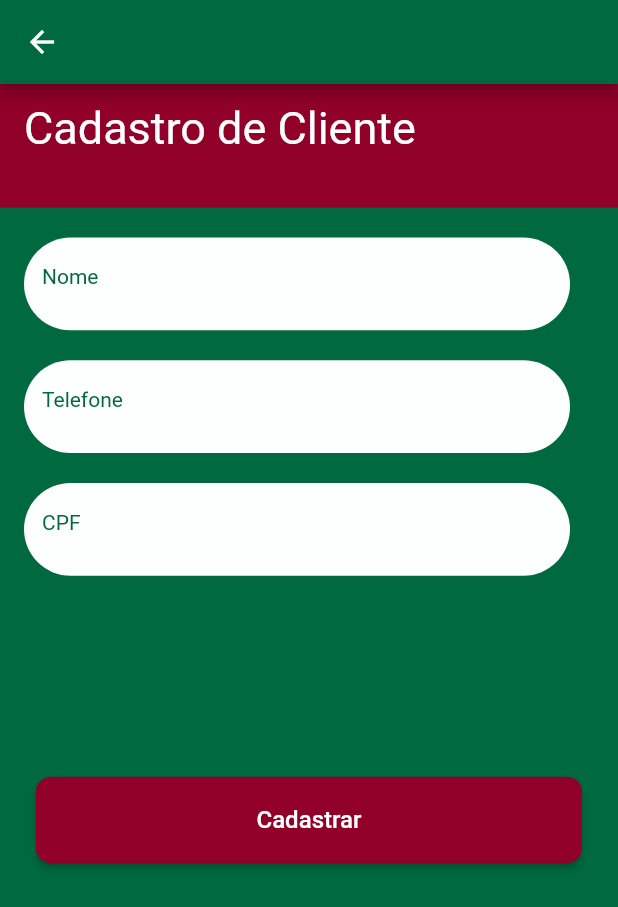
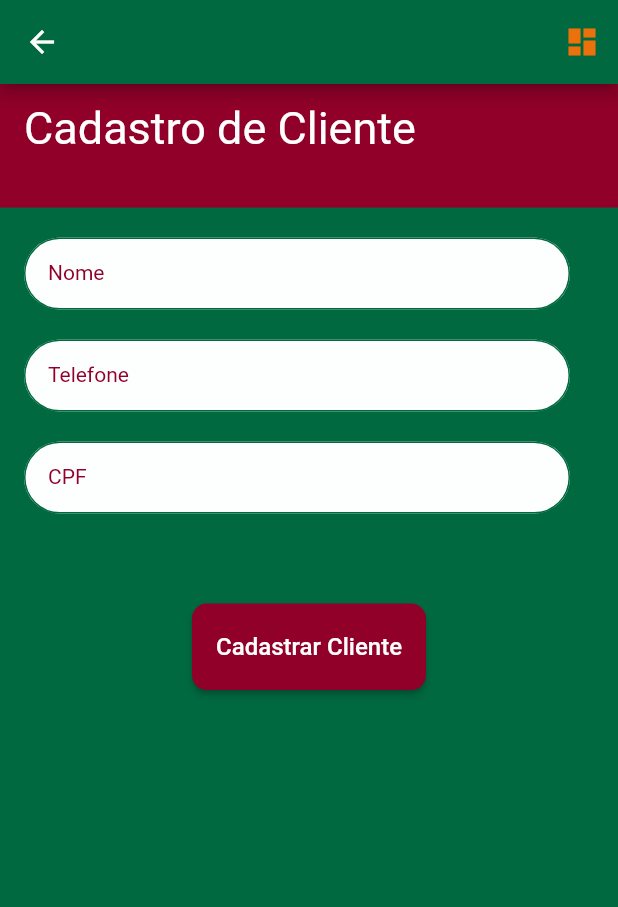
Before and after one commit to netomarques/gerenciamento_vendas, a Flutter app: the CadastroCliente screen opened by its route, on a phone screen of 412 x 824 dp. Shown: the top 907 px of the screen. Run offline on Flutter 3.47's test engine with Material 2 defaults, Android fonts, the phone set to English and light mode, and no system bars; our stand-ins replace fluttertoast.

Commit message:
Cadastro de Cliente - Dados do cliente atráves do formulário armazenados na lista.

```diff
--- a/lib/api/vendas_api.dart
+++ b/lib/api/vendas_api.dart
@@ -411,12 +411,20 @@ class VendasApi {
     _vendas[venda.id.toString()] = venda;
   }
 
+  void adicionarCliente(Cliente cliente) {
+    _clientes[cliente.id.toString()] = cliente;
+  }
+
   void removerVenda(int idVenda) {
     _vendas.remove(idVenda.toString());
   }
 
   int gerarId() {
     return _vendas.values.last.id + 1;
+  }
+
+  int gerarIdCliente() {
+    return _clientes.values.last.id + 1;
   }
 
   List<Abatimento> abatimentosVenda(int idVenda) {
--- a/lib/model/cliente.dart
+++ b/lib/model/cliente.dart
@@ -1,8 +1,8 @@
 class Cliente {
-  final int id;
-  final String nome;
-  final String telefone;
-  final String cpf;
+  int id;
+  String nome;
+  String telefone;
+  String cpf;
 
   Cliente(
       {required this.id,
--- a/lib/pages/cadastro_cliente.dart
+++ b/lib/pages/cadastro_cliente.dart
@@ -1,6 +1,10 @@
 import 'package:flutter/material.dart';
+import 'package:vendas_gerenciamento/api/vendas_api.dart';
+import 'package:vendas_gerenciamento/model/cliente.dart';
+import 'package:vendas_gerenciamento/utils/nav.dart';
 import 'package:vendas_gerenciamento/widgets/acoes_text_button.dart';
-import 'package:vendas_gerenciamento/widgets/app_text_form_field.dart';
+import 'package:vendas_gerenciamento/widgets/app_text_form_field2.dart';
+import 'package:intl/intl.dart';
 
 class CadastroCliente extends StatefulWidget {
   const CadastroCliente({super.key});
@@ -10,17 +14,43 @@ class CadastroCliente extends StatefulWidget {
 }
 
 class _CadastroClienteState extends State<CadastroCliente> {
-  Size size = const Size(0, 0);
+  final _formKey = GlobalKey<FormState>();
+  late final TextEditingController _textNomeController;
+  late final TextEditingController _numTelefoneController;
+  late final TextEditingController _numCpfController;
+  late Cliente _cliente;
+
+  final DateFormat _dateFormat = DateFormat('dd/MM/yy');
+
+  late double _largura;
+  late double _altura;
+
+  @override
+  void initState() {
+    super.initState();
+    _carregarDados();
+  }
 
   @override
   Widget build(BuildContext context) {
-    size = MediaQuery.of(context).size;
+    _largura = MediaQuery.of(context).size.width;
+    _altura = MediaQuery.of(context).size.height;
 
     return Scaffold(
       appBar: AppBar(
-        title: const Text(''),
+        actions: [
+          IconButton(
+            icon: const Icon(
+              Icons.dashboard,
+              color: Color(0xFFEB710A),
+            ),
+            onPressed: () {
+              pushReplacementNamed(context, '/');
+            },
+          )
+        ],
       ),
-      resizeToAvoidBottomInset: false,
+      // resizeToAvoidBottomInset: false,
       body: _body(),
     );
   }
@@ -36,15 +66,49 @@ class _CadastroClienteState extends State<CadastroCliente> {
             child: ListView(
               shrinkWrap: true,
               children: [
-                _containerText(
-                    const AppTextFormField("Informe o nome", "Nome")),
-                _containerText(
-                    const AppTextFormField("Informe o Telefone", "Telefone")),
-                _containerText(const AppTextFormField("Informe o CPF", "CPF")),
-                Container(
-                  margin: const EdgeInsets.only(
-                      top: 134, left: 24, right: 24, bottom: 8),
-                  child: AcoesTextButton(),
+                Form(
+                  key: _formKey,
+                  child: Column(
+                    crossAxisAlignment: CrossAxisAlignment.start,
+                    children: <Widget>[
+                      _containerTextForm(
+                        AppTextFormField2(
+                          'Informe o nome',
+                          'Nome',
+                          TextInputType.text,
+                          _validatorNome,
+                          _onSavedNome,
+                        ),
+                      ),
+                      _containerTextForm(
+                        AppTextFormField2(
+                          'Informe o telefone',
+                          'Telefone',
+                          TextInputType.number,
+                          _validatorTelefone,
+                          _onSavedTelefone,
+                        ),
+                      ),
+                      _containerTextForm(
+                        AppTextFormField2(
+                          'Informe o CPF',
+                          'CPF',
+                          TextInputType.number,
+                          _validatorCpf,
+                          _onSavedCpf,
+                        ),
+                      ),
+                      Center(
+                        child: Padding(
+                          padding: const EdgeInsets.only(top: 60, bottom: 8),
+                          child: AcoesTextButton(
+                            onFunction: _submitForm,
+                            text: 'Cadastrar Cliente',
+                          ),
+                        ),
+                      ),
+                    ],
+                  ),
                 ),
               ],
             ),
@@ -54,18 +118,10 @@ class _CadastroClienteState extends State<CadastroCliente> {
     );
   }
 
-  _containerText(widget) {
-    return Container(
-      height: size.height * 0.075,
-      margin: const EdgeInsets.only(left: 16, top: 20, right: 32),
-      child: widget,
-    );
-  }
-
   _tituloForm() {
     return Container(
-      width: size.width,
-      height: size.height * 0.1,
+      width: _largura,
+      height: _altura * 0.1,
       color: const Color(0xff910029),
       padding: const EdgeInsets.only(left: 16, top: 12),
       child: const Text(
@@ -77,4 +133,114 @@ class _CadastroClienteState extends State<CadastroCliente> {
       ),
     );
   }
+
+  _containerTextForm(widget) {
+    return Padding(
+      padding: const EdgeInsets.only(left: 16, top: 20, right: 32),
+      child: widget,
+    );
+  }
+
+  void _onSavedNome(String value) {
+    _cliente.nome = value;
+  }
+
+  String? _validatorNome(String? value) {
+    try {
+      if (value == null || value.isEmpty) {
+        return 'Por favor, informe o nome';
+      }
+    } catch (e) {
+      return 'erro não identificado';
+    }
+
+    return null;
+  }
+
+  void _onSavedTelefone(String value) {
+    _cliente.telefone = value;
+  }
+
+  String? _validatorTelefone(String? value) {
+    try {
+      if (value == null || value.isEmpty) {
+        return 'Por favor, informe o telefone';
+      }
+    } catch (e) {
+      return 'erro não identificado';
+    }
+
+    return null;
+  }
+
+  void _onSavedCpf(String value) {
+    _cliente.cpf = value;
+  }
+
+  String? _validatorCpf(String? value) {
+    try {
+      if (value == null || value.isEmpty) {
+        return 'Por favor, informe o CPF';
+      }
+    } catch (e) {
+      return 'erro não identificado';
+    }
+
+    return null;
+  }
+
+  void _submitForm() async {
+    if (_formKey.currentState!.validate()) {
+      try {
+        _formKey.currentState!.save();
+        Cliente cliente = Cliente(
+            id: VendasApi().gerarIdCliente(),
+            nome: _cliente.nome,
+            telefone: _cliente.telefone);
+        VendasApi().adicionarCliente(cliente);
+        _exibirDialog('Cliente cadastrado com sucesso');
+        _formKey.currentState!.reset();
+        _limparCampos();
+      } catch (e) {
+        print('Erro ao cadastrar cliente: ${e.toString().toUpperCase()}');
+        _exibirDialog('Erro ao cadastrar cliente');
+      }
+    }
+  }
+
+  void _exibirDialog(String mensagem) {
+    showDialog(
+      context: context,
+      builder: (BuildContext context) {
+        return AlertDialog(
+          title: const Text('Mensagem'),
+          content: Text(mensagem),
+          actions: <Widget>[
+            TextButton(
+              child: const Text('OK'),
+              onPressed: () {
+                Navigator.of(context).pop();
+              },
+            ),
+          ],
+        );
+      },
+    );
+  }
+
+  void _limparCampos() {
+    _cliente = Cliente(id: 0, nome: "nome", telefone: "92999999999");
+
+    _textNomeController.text = _cliente.nome;
+    _numTelefoneController.text = _cliente.telefone;
+    _numCpfController.text = _cliente.cpf;
+  }
+
+  void _carregarDados() {
+    _cliente = Cliente(id: 0, nome: "nome", telefone: "92999999999");
+
+    _textNomeController = TextEditingController();
+    _numTelefoneController = TextEditingController();
+    _numCpfController = TextEditingController();
+  }
 }
```
Also changed, not shown: lib/widgets/nav_buttons_floating.dart (+19 -1 lines).
